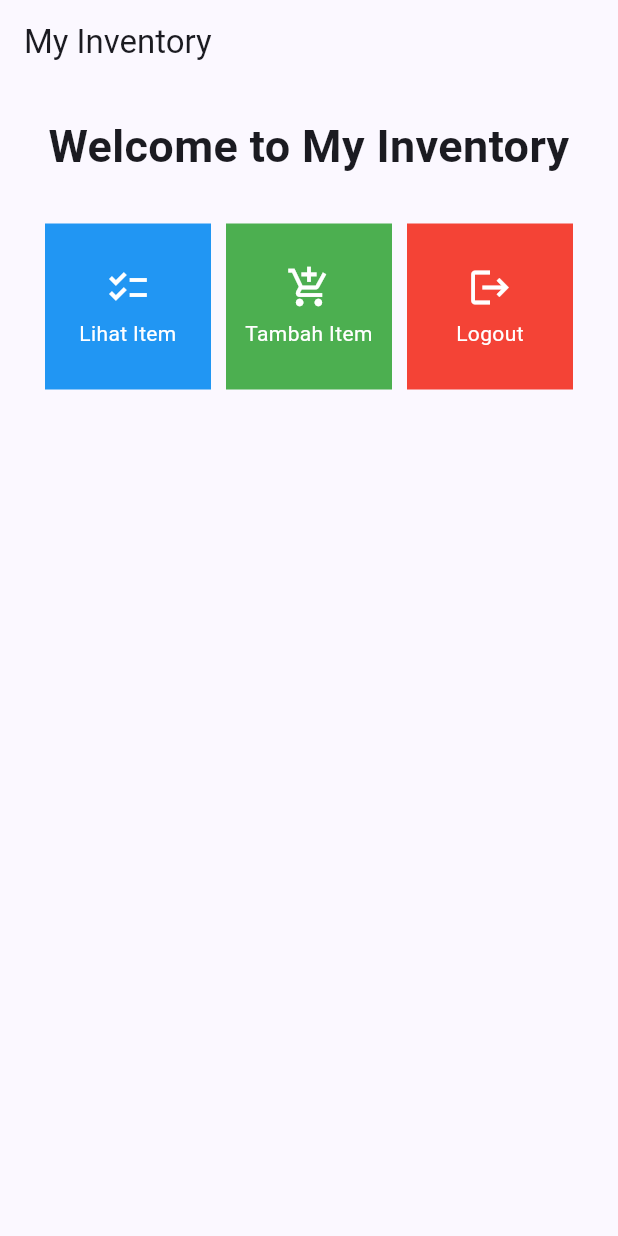
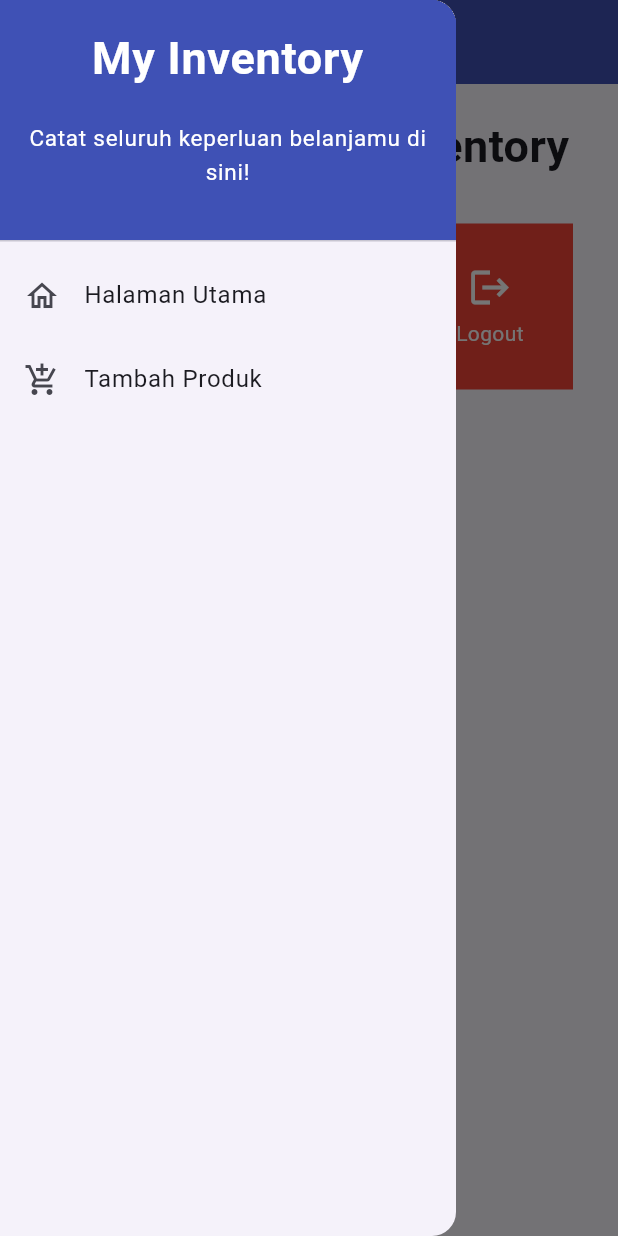
Before and after one commit to facesofgoblin/my-inventory-mobile, a Flutter app: the screen it shows after launch, with the side drawer open (before the commit the screen has no drawer), on a phone screen of 412 x 824 dp. Run offline on Flutter 3.47's test engine with Material 2 defaults, Android fonts, the phone set to English and light mode, and no system bars.

Commit message:
TUGAS 8 SELESAI

```diff
--- a/lib/menu.dart
+++ b/lib/menu.dart
@@ -1,8 +1,11 @@
 import 'package:flutter/material.dart';
+import 'package:my_inventory/my_inventory_form.dart';
+import 'package:my_inventory/widgets/drawer_app.dart';
 
 class MyHomePage extends StatelessWidget {
   MyHomePage({Key? key}) : super(key: key);
 
+  //PENGERJAAN BONUS:
   final List<ShopItem> items = [
     ShopItem("Lihat Item", Icons.checklist, Colors.blue), // Warna biru
     ShopItem(
@@ -25,8 +28,11 @@ class MyHomePage extends StatelessWidget {
         title: const Text(
           'My Inventory',
         ),
-        // backgroundColor: ,
+        backgroundColor: Colors.indigo,
+        foregroundColor: Colors.white,
       ),
+      // Di bawah ini dimasukkan drawer sebagai parameter nilai drawer dari widgets Scaffold
+      drawer: const DrawerApp(),
       body: SingleChildScrollView(
         // Widget wrapper yang dapat discroll
         child: Padding(
@@ -93,6 +99,12 @@ class ShopCard extends StatelessWidget {
             ..hideCurrentSnackBar()
             ..showSnackBar(SnackBar(
                 content: Text("Kamu telah menekan tombol ${item.name}!")));
+          // Navigate ke route yang sesuai (tergantung jenis tombol)
+          if (item.name == "Tambah Produk") {
+            Navigator.push(context,
+            MaterialPageRoute(builder: (context) => const InventoryAppFormPage()));
+
+          }
         },
         child: Container(
           // Container untuk menyimpan Icon dan Text
--- /dev/null
+++ b/lib/widgets/drawer_app.dart
@@ -0,0 +1,74 @@
+import 'package:flutter/material.dart';
+import 'package:my_inventory/menu.dart';
+import 'package:my_inventory/my_inventory_form.dart'; //impor form page
+
+class DrawerApp extends StatelessWidget {
+  const DrawerApp({super.key});
+
+  @override
+  Widget build(BuildContext context) {
+    return Drawer(
+      child: ListView(
+        children: [
+          // Bagian drawer header
+          const DrawerHeader(
+            decoration: BoxDecoration(
+              color: Colors.indigo,
+            ),
+            child: Column(
+              children: [
+                Text(
+                  'My Inventory',
+                  textAlign: TextAlign.center,
+                  style: TextStyle(
+                    fontSize: 30,
+                    fontWeight: FontWeight.bold,
+                    color: Colors.white,
+                  ),
+                ),
+                Padding(padding: EdgeInsets.all(10)),
+                Text("Catat seluruh keperluan belanjamu di sini!",
+                    // Tambahkan gaya teks dengan center alignment, font ukuran 15, warna putih, dan weight biasa
+                    textAlign: TextAlign.center,
+                    style: TextStyle(
+                      fontSize: 15,
+                      color: Colors.white,
+                      fontWeight: FontWeight
+                          .normal, // You can omit this line since `FontWeight.normal` is the default.
+                    )),
+              ],
+            ),
+          ),
+
+          //Bagian routing
+          ListTile(
+            leading: const Icon(Icons.home_outlined),
+            title: const Text('Halaman Utama'),
+            // Bagian redirection ke MyHomePage
+            onTap: () {
+              Navigator.pushReplacement(
+                  context,
+                  MaterialPageRoute(
+                    builder: (context) => MyHomePage(),
+                  ));
+            },
+          ),
+          ListTile(
+            leading: const Icon(Icons.add_shopping_cart),
+            title: const Text('Tambah Produk'),
+            // Bagian redirection ke ShopFormPage
+            onTap: () {
+              Navigator.pushReplacement(
+                  context,
+                  MaterialPageRoute(
+                    builder: (context) => InventoryAppFormPage(),
+                  ));
+              //Buatlah routing ke ShopFormPage di sini,
+              // setelah halaman ShopFormPage sudah dibuat.
+            },
+          ),
+        ],
+      ),
+    );
+  }
+}
--- /dev/null
+++ b/lib/widgets/inventory_card.dart
@@ -0,0 +1,60 @@
+import 'package:my_inventory/my_inventory_form.dart';
+import 'package:flutter/material.dart';
+
+class ShopItem {
+  final String name;
+  final IconData icon;
+  final Color color;
+
+  ShopItem(this.name, this.icon, this.color);
+}
+class ShopCard extends StatelessWidget {
+  final ShopItem item;
+
+  const ShopCard(this.item, {super.key}); // Constructor
+
+  @override
+  Widget build(BuildContext context) {
+    return Material(
+      color: item.color,
+      child: InkWell(
+        // Area responsive terhadap sentuhan
+        onTap: () {
+          // Memunculkan SnackBar ketika diklik
+          ScaffoldMessenger.of(context)
+            ..hideCurrentSnackBar()
+            ..showSnackBar(SnackBar(
+                content: Text("Kamu telah menekan tombol ${item.name}!")));
+          // Navigate ke route yang sesuai (tergantung jenis tombol)
+          if (item.name == "Tambah Produk") {
+            Navigator.push(context,
+            MaterialPageRoute(builder: (context) => const InventoryAppFormPage()));
+
+          }
+        },
+        child: Container(
+          // Container untuk menyimpan Icon dan Text
+          padding: const EdgeInsets.all(8),
+          child: Center(
+            child: Column(
+              mainAxisAlignment: MainAxisAlignment.center,
+              children: [
+                Icon(
+                  item.icon,
+                  color: Colors.white,
+                  size: 30.0,
+                ),
+                const Padding(padding: EdgeInsets.all(3)),
+                Text(
+                  item.name,
+                  textAlign: TextAlign.center,
+                  style: const TextStyle(color: Colors.white),
+                ),
+              ],
+            ),
+          ),
+        ),
+      ),
+    );
+  }
+}
```
Also changed, not shown: lib/my_inventory_form.dart (added, +167 -0 lines), 1 other file.
